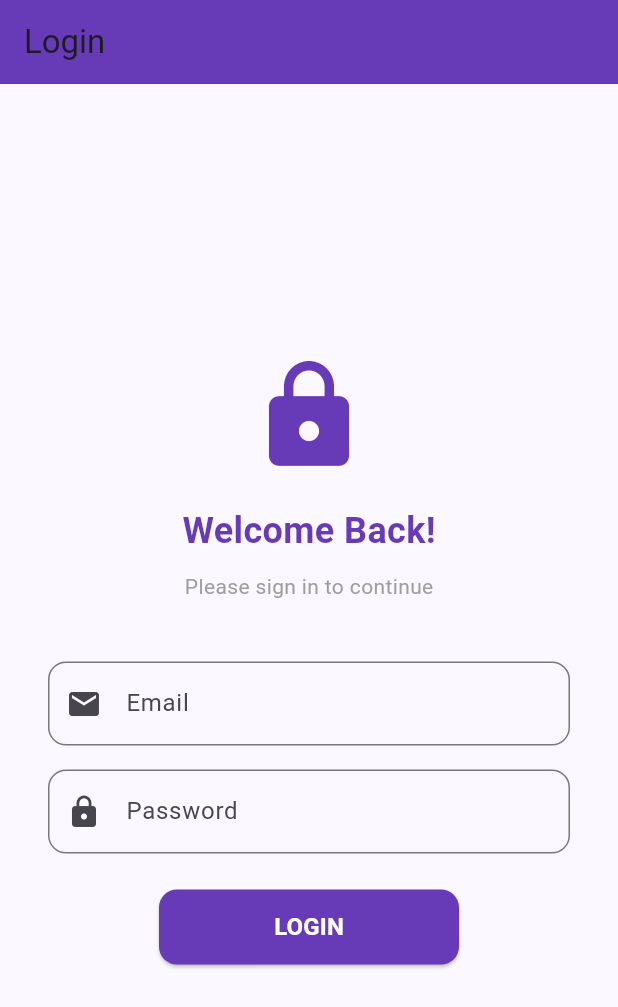
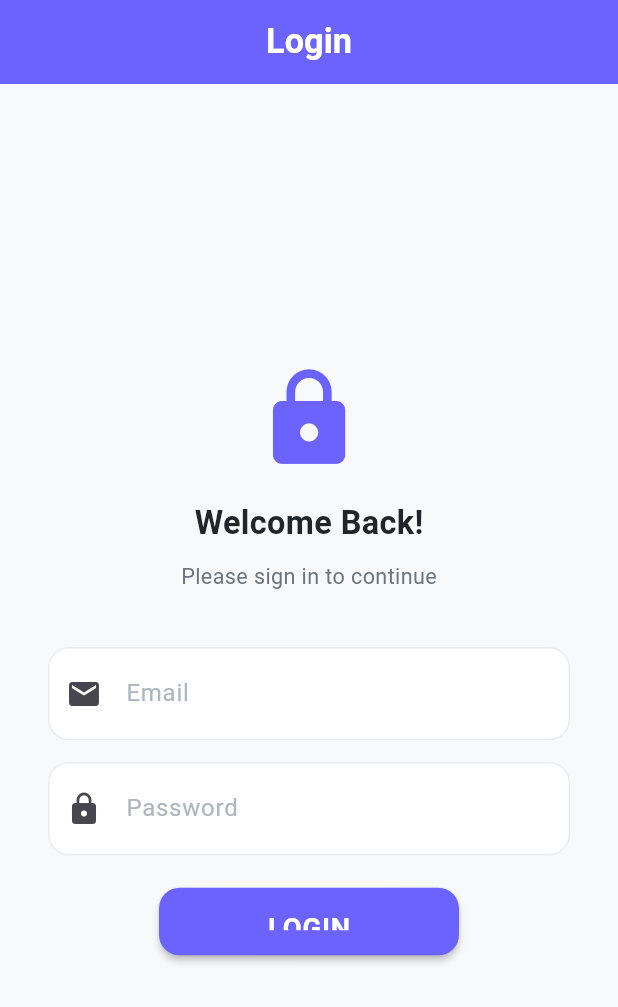
Before and after one commit to TudowTwelvvy/employee_attendance_system, a Flutter app: the screen it shows after launch, on a phone screen of 412 x 824 dp. Shown: the top 1007 px of the screen. Run offline on Flutter 3.47's test engine with Material 3 defaults, Android fonts, the light colour scheme and no system bars; our stand-ins replace flutter_screenutil.

Commit message:
Refactor UI components: integrate AppTheme for consistent styling, update LoginScreen layout, and enhance responsiveness with ScreenUtil

```diff
--- a/ui/lib/app.dart
+++ b/ui/lib/app.dart
@@ -1,4 +1,6 @@
 import 'package:flutter/material.dart';
+import 'package:flutter_screenutil/flutter_screenutil.dart';
+import 'package:ui/core/theme/app_theme.dart';
 import 'features/auth/presentation/screens/login_screen.dart';
 
 class App extends StatelessWidget {
@@ -6,17 +8,19 @@ class App extends StatelessWidget {
 
   @override
   Widget build(BuildContext context) {
-    return MaterialApp(
-      title: 'Employee Attendance',
-      debugShowCheckedModeBanner: false,
-      theme: ThemeData(
-        colorScheme: ColorScheme.fromSeed(
-          seedColor: const Color(0xFF6C63FF),
-          brightness: Brightness.light,
-        ),
-        useMaterial3: true,
+    return ScreenUtilInit(
+      //All sizes will be scaled relative to this
+      designSize: const Size(412, 914),
+      minTextAdapt: true,
+      splitScreenMode: true,
+
+      child: MaterialApp(
+        title: 'Employee Attendance',
+        debugShowCheckedModeBanner: false,
+        theme: AppTheme.lightTheme,
+
+        home: const LoginScreen(),
       ),
-      home: const LoginScreen(),
     );
   }
 }
--- /dev/null
+++ b/ui/lib/core/theme/app_theme.dart
@@ -0,0 +1,234 @@
+import 'package:flutter/material.dart';
+import 'package:flutter_screenutil/flutter_screenutil.dart';
+
+class AppTheme {
+  // Private constructor - prevents creating instances of this class
+  // We only use the static methods and properties
+  AppTheme._();
+
+  //COLORS
+
+  /// Primary brand color - used for buttons, app bar, active states
+  /// This purple color represents trust, professionalism, and technology
+  static const Color primaryColor = Color(0xFF6C63FF);
+
+  /// Secondary color - used for accents, highlights, less important actions
+  static const Color secondaryColor = Color(0xFF00BFA6);
+
+  /// Background color for screens - clean white for readability
+  static const Color backgroundColor = Color(0xFFF8F9FA);
+
+  /// Surface color for cards, dialogs, elevated containers
+  static const Color surfaceColor = Colors.white;
+
+  /// Error color - red for validation errors, failed actions
+  static const Color errorColor = Color(0xFFE53935);
+
+  /// Success color - green for successful actions, checkmarks
+  static const Color successColor = Color(0xFF43A047);
+
+  /// Text color for headings - dark for contrast
+  static const Color textPrimary = Color(0xFF212529);
+
+  /// Text color for body text - slightly lighter
+  static const Color textSecondary = Color(0xFF6C757D);
+
+  /// Text color for hints, placeholders - light gray
+  static const Color textHint = Color(0xFFADB5BD);
+
+  /// Divider color - subtle lines between sections
+  static const Color dividerColor = Color(0xFFE9ECEF);
+
+  // TEXT STYLES
+
+  /// Heading style - large, bold text for titles
+  static TextStyle get headingLarge => TextStyle(
+    fontSize: 28.sp,
+    fontWeight: FontWeight.bold,
+    color: textPrimary,
+    letterSpacing: -0.5,  // Slightly tighter for headings
+  );
+
+  /// Heading style - medium size for section titles
+  static TextStyle get headingMedium => TextStyle(
+    fontSize: 24.sp,
+    fontWeight: FontWeight.bold,
+    color: textPrimary,
+  );
+
+  /// Heading style - small for card titles, list headers
+  static TextStyle get headingSmall => TextStyle(
+    fontSize: 18.sp,
+    fontWeight: FontWeight.w600,  // Semi-bold
+    color: textPrimary,
+  );
+
+  /// Body text - large for important paragraphs
+  static TextStyle get bodyLarge => TextStyle(
+    fontSize: 16.sp,
+    fontWeight: FontWeight.normal,
+    color: textSecondary,
+    height: 1.5,  // Line height for readability
+  );
+
+  /// Body text - standard size for most content
+  static TextStyle get bodyMedium => TextStyle(
+    fontSize: 14.sp,
+    fontWeight: FontWeight.normal,
+    color: textSecondary,
+    height: 1.4,
+  );
+
+  /// Body text - small for captions, labels
+  static TextStyle get bodySmall => TextStyle(
+    fontSize: 12.sp,
+    fontWeight: FontWeight.normal,
+    color: textHint,
+  );
+
+  /// Button text style - bold, clear
+  static TextStyle get buttonText => TextStyle(
+    fontSize: 16.sp,
+    fontWeight: FontWeight.bold,
+    color: Colors.white,
+    letterSpacing: 0.5,  // Slightly spaced for readability
+  );
+
+  // THEME DATA
+  static ThemeData get lightTheme {
+    return ThemeData(
+      //Use Material Design 3
+      useMaterial3: true,
+
+      //Primary color - affects AppBar, buttons, active states
+      colorScheme: ColorScheme.fromSeed(
+        seedColor: primaryColor,
+        brightness: Brightness.light,
+        primary: primaryColor,
+        secondary: secondaryColor,
+        error: errorColor,
+        surface: surfaceColor,
+        background: backgroundColor,
+      ),
+
+      // Scaffold background... the default screen background
+      scaffoldBackgroundColor: backgroundColor,
+
+      // AppBar theme
+      appBarTheme: AppBarTheme(
+        centerTitle: true,  // Center the title
+        backgroundColor: primaryColor,
+        foregroundColor: Colors.white,  // Title and icons
+        elevation: 0,  // No shadow - flat design
+        titleTextStyle: TextStyle(
+          fontSize: 20.sp,
+          fontWeight: FontWeight.w600,
+          color: Colors.white,
+        ),
+      ),
+
+      // ElevatedButton theme - primary action buttons
+      elevatedButtonTheme: ElevatedButtonThemeData(
+        style: ElevatedButton.styleFrom(
+          backgroundColor: primaryColor,
+          foregroundColor: Colors.white,
+          elevation: 2,  // Subtle shadow
+          padding: EdgeInsets.symmetric(
+            horizontal: 24.w,
+            vertical: 14.h,
+          ),
+          shape: RoundedRectangleBorder(
+            borderRadius: BorderRadius.circular(12.r),
+          ),
+          textStyle: buttonText,
+        ),
+      ),
+
+      // TextButton theme - secondary actions (text only)
+      textButtonTheme: TextButtonThemeData(
+        style: TextButton.styleFrom(
+          foregroundColor: primaryColor,
+          textStyle: TextStyle(
+            fontSize: 14.sp,
+            fontWeight: FontWeight.w600,
+          ),
+        ),
+      ),
+
+      // OutlinedButton theme - alternative actions
+      outlinedButtonTheme: OutlinedButtonThemeData(
+        style: OutlinedButton.styleFrom(
+          foregroundColor: primaryColor,
+          side: BorderSide(color: primaryColor, width: 1.5),
+          padding: EdgeInsets.symmetric(
+            horizontal: 24.w,
+            vertical: 14.h,
+          ),
+          shape: RoundedRectangleBorder(
+            borderRadius: BorderRadius.circular(12.r),
+          ),
+        ),
+      ),
+
+      // InputDecoration theme - text fields
+      inputDecorationTheme: InputDecorationTheme(
+        filled: true,
+        fillColor: surfaceColor,
+        contentPadding: EdgeInsets.symmetric(
+          horizontal: 16.w,
+          vertical: 16.h,
+        ),
+        border: OutlineInputBorder(
+          borderRadius: BorderRadius.circular(12.r),
+          borderSide: BorderSide(color: dividerColor),
+        ),
+        enabledBorder: OutlineInputBorder(
+          borderRadius: BorderRadius.circular(12.r),
+          borderSide: BorderSide(color: dividerColor),
+        ),
+        focusedBorder: OutlineInputBorder(
+          borderRadius: BorderRadius.circular(12.r),
+          borderSide: BorderSide(color: primaryColor, width: 2),
+        ),
+        errorBorder: OutlineInputBorder(
+          borderRadius: BorderRadius.circular(12.r),
+          borderSide: BorderSide(color: errorColor),
+        ),
+        labelStyle: TextStyle(
+          fontSize: 14.sp,
+          color: textHint,
+        ),
+        hintStyle: TextStyle(
+          fontSize: 14.sp,
+          color: textHint,
+        ),
+      ),
+
+      // Card theme - for information cards
+      cardTheme: CardThemeData(
+        color: surfaceColor,
+        elevation: 2,
+        shape: RoundedRectangleBorder(
+          borderRadius: BorderRadius.circular(16.r),
+          ),
+        margin: EdgeInsets.symmetric(horizontal: 16.w, vertical: 8.h),
+        ),
+
+      // Divider theme
+      dividerTheme: DividerThemeData(
+        color: dividerColor,
+        thickness: 1,
+        space: 16.h,
+      ),
+
+      // Bottom navigation bar theme
+      bottomNavigationBarTheme: BottomNavigationBarThemeData(
+        backgroundColor: surfaceColor,
+        selectedItemColor: primaryColor,
+        unselectedItemColor: textHint,
+        type: BottomNavigationBarType.fixed,
+        elevation: 8,
+      ),
+    );
+  }
+}
--- a/ui/lib/features/auth/presentation/screens/login_screen.dart
+++ b/ui/lib/features/auth/presentation/screens/login_screen.dart
@@ -1,4 +1,6 @@
 import 'package:flutter/material.dart';
+import 'package:flutter_screenutil/flutter_screenutil.dart';
+import 'package:ui/core/theme/app_theme.dart';
 
 class LoginScreen extends StatelessWidget {
   const LoginScreen({super.key});
@@ -8,72 +10,59 @@ class LoginScreen extends StatelessWidget {
     return Scaffold(
       appBar: AppBar(
         title: const Text('Login'),
-        backgroundColor: Colors.deepPurple,
       ),
 
       body: Center(
         child: Column(
           mainAxisAlignment: MainAxisAlignment.center,
           children: [
-            const Icon(
+            Icon(
               Icons.lock,
-              size: 80,
-              color: Colors.deepPurple,
+              size: 80.r,
+              color: AppTheme.primaryColor,
             ),
 
-            const SizedBox(height: 20),
+            SizedBox(height: 20.h),
 
-            const Text(
+            Text(
               'Welcome Back!',
 
-              style: TextStyle(
-                fontSize: 24,
-                fontWeight: FontWeight.bold,
-                color: Colors.deepPurple,
-              ),
+              style: AppTheme.headingMedium
             ),
 
-            const SizedBox(height: 10),
+            SizedBox(height: 10.h),
 
 
-            const Text(
+            Text(
               'Please sign in to continue',
-              style: TextStyle(
-                fontSize: 14,
-                color: Colors.grey,
-              ),
+              style: AppTheme.bodyLarge,
             ),
 
-            const SizedBox(height: 40),
+            SizedBox(height: 40.h),
 
             Padding(
-              padding: const EdgeInsets.symmetric(horizontal: 32),
+              padding: EdgeInsets.symmetric(horizontal: 32.w),
               child: TextField(
                 decoration: InputDecoration(
                   labelText: 'Email',
                   prefixIcon: const Icon(Icons.email),
 
-                  border: OutlineInputBorder(
-                    borderRadius: BorderRadius.circular(12),
-                  ),
                 ),
 
                 keyboardType: TextInputType.emailAddress,
               ),
             ),
 
-            const SizedBox(height: 16),
+            SizedBox(height: 16.h),
 
 
             Padding(
-              padding: const EdgeInsets.symmetric(horizontal: 32),
+              padding: EdgeInsets.symmetric(horizontal: 32.w),
               child: TextField(
                 decoration: InputDecoration(
                   labelText: 'Password',
                   prefixIcon: const Icon(Icons.lock),
-                  border: OutlineInputBorder(
-                    borderRadius: BorderRadius.circular(12),
-                  ),
+
                 ),
 
                 obscureText: true,
@@ -82,30 +71,18 @@ class LoginScreen extends StatelessWidget {
               ),
             ),
 
-            const SizedBox(height: 24),
+            SizedBox(height: 24.h),
 
             SizedBox(
-              width: 200,
-              height: 50,
+              width: 200.w,
+              height: 50.h,
               child: ElevatedButton(
                 onPressed: () {
                   print('Login button tapped!');
                 },
 
-                style: ElevatedButton.styleFrom(
-                  backgroundColor: Colors.deepPurple,
-                  foregroundColor: Colors.white,
-                  shape: RoundedRectangleBorder(
-                    borderRadius: BorderRadius.circular(12),
-                  ),
-                ),
-
                 child: const Text(
                   'LOGIN',
-                  style: TextStyle(
-                    fontSize: 16,
-                    fontWeight: FontWeight.bold,
-                  ),
                 ),
               ),
             ),
```
